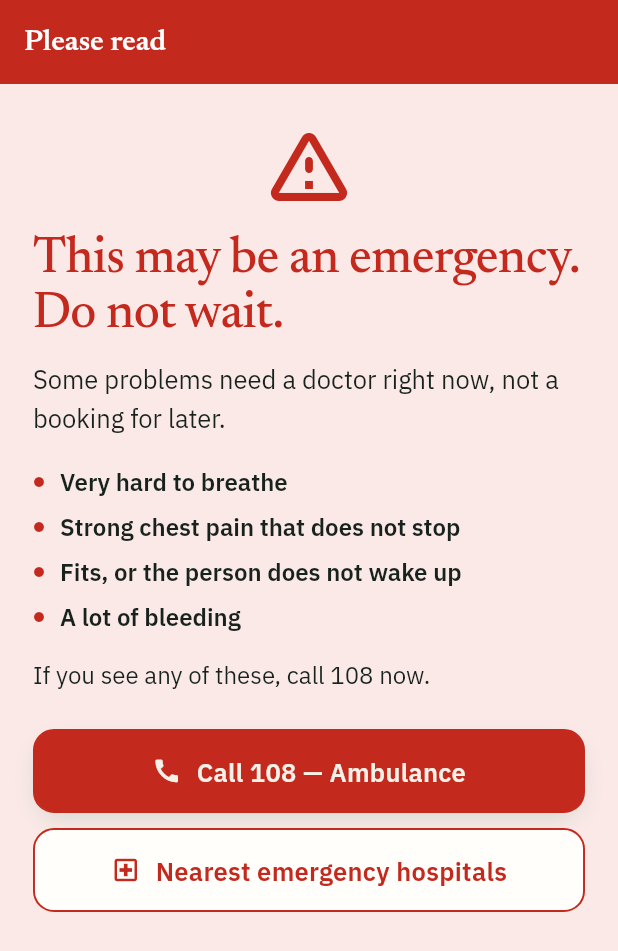
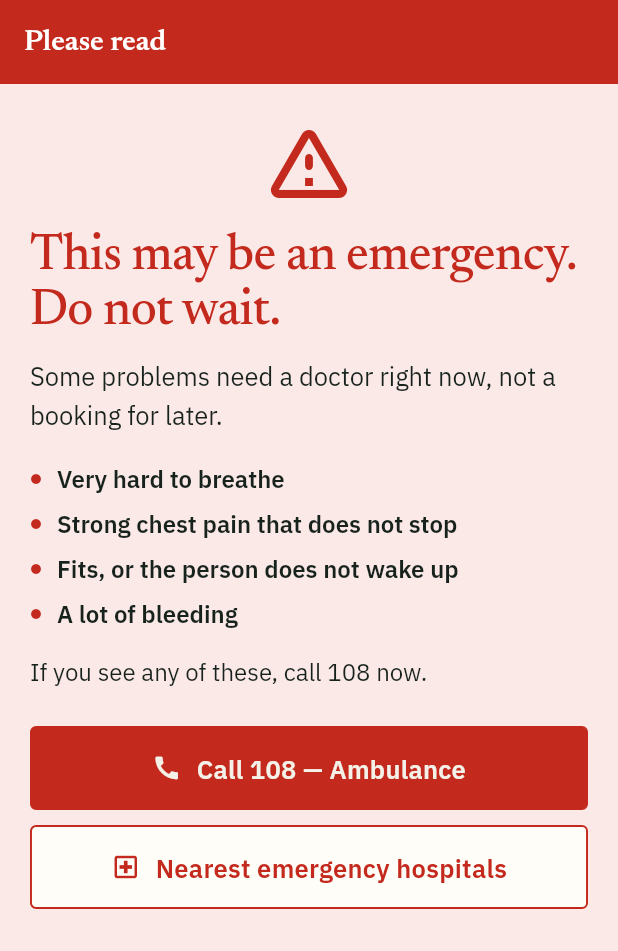
Before and after one commit to Ashok-Dd/opflow-app, a Flutter app: the DangerScreen screen opened by its route, on a phone screen of 412 x 824 dp. Shown: the top 951 px of the screen. Run offline on Flutter 3.47's test engine with Material 3 defaults, Android fonts, the phone set to English and light mode, and no system bars; drawn by our look-alikes of flutter_animate; our stand-ins replace firebase_core, firebase_messaging, flutter_local_notifications, flutter_riverpod, flutter_secure_storage, geocoding and 6 more; missing offline and left inert: dart:js_interop, razorpay_flutter; accounts and stored records are empty.

Commit message:
Back to the first version's look; compact doctor cards; Oncology
- Small, exact corners (4 px controls, 6 px cards), crisp hairline borders
  instead of soft shadows, flat bars with a top rule, the original deep
  forest green (#0B3A2E) — the first version's printed-form look
- The first version's Material icons for the types of doctor (the medical
  icon font is removed); new type "Cancer doctor" (Oncology)
- Doctor cards in lists are about half as tall, with everything kept
- "1 doctor" / "N doctors"

Co-Authored-By: Claude Opus 5.5 <noreply@anthropic.com>

```diff
--- a/assets/fonts/OpflowMedIcons-LICENSE.txt
+++ /dev/null
@@ -1,3 +0,0 @@
-OpflowMedIcons.ttf is a subset of Google's Material Symbols (Outlined, weight 400, fill 0), made with fontTools.
-Material Symbols: https://github.com/google/material-design-icons, Apache License 2.0
-(https://www.apache.org/licenses/LICENSE-2.0).
--- a/lib/data/push.dart
+++ b/lib/data/push.dart
@@ -169,7 +169,7 @@ class Push {
               importance: Importance.high,
               priority: Priority.high,
               icon: 'ic_stat_opflow',
-              color: Color(0xFF1F7A5C),
+              color: Color(0xFF0B3A2E),
               styleInformation: DefaultStyleInformation(true, true),
             ),
           ),
--- a/lib/features/doctor/doctor_shell.dart
+++ b/lib/features/doctor/doctor_shell.dart
@@ -214,7 +214,7 @@ class _Bell extends ConsumerWidget {
                     alignment: Alignment.center,
                     decoration: BoxDecoration(
                       color: OpColors.alarm,
-                      borderRadius: BorderRadius.circular(9),
+                      borderRadius: BorderRadius.circular(3),
                       border: Border.all(color: OpColors.forest, width: 1.5),
                     ),
                     child: Text(n > 9 ? '9+' : '$n', style: OpText.smallStrong.copyWith(color: Colors.white, fontSize: 10.5, height: 1)),
--- a/lib/features/patient/find/find.dart
+++ b/lib/features/patient/find/find.dart
@@ -4,6 +4,7 @@ import 'package:flutter/material.dart';
 import 'package:go_router/go_router.dart';
 
 import '../../../mock/data.dart';
+import '../../../mock/format.dart' show doctorsCount;
 import '../../../mock/models.dart';
 import '../../../theme/text.dart';
 import '../../../theme/tokens.dart';
@@ -154,7 +155,7 @@ class _FindTabState extends State<FindTab> {
               MenuRow(
                 icon: t.icon,
                 title: t.simple,
-                detail: '{0} · {1} doctors'.trf([t.proper, MockData.doctorsOfType(t.id).length]),
+                detail: '{0} · {1}'.trf([t.proper, doctorsCount(MockData.doctorsOfType(t.id).length)]),
                 onTap: () => context.push('/doctors?type=${t.id}'),
               ),
           ],
--- a/lib/features/patient/home.dart
+++ b/lib/features/patient/home.dart
@@ -330,7 +330,7 @@ class _Bell extends StatelessWidget {
                     padding: const EdgeInsets.symmetric(horizontal: 5, vertical: 1),
                     decoration: BoxDecoration(
                       color: OpColors.alarm,
-                      borderRadius: BorderRadius.circular(9),
+                      borderRadius: BorderRadius.circular(3),
                       border: Border.all(color: OpColors.card, width: 1.5),
                     ),
                     child: Text('$count', style: OpText.mono(11, color: Colors.white, weight: FontWeight.w600)),
--- a/lib/l10n/te.dart
+++ b/lib/l10n/te.dart
@@ -938,4 +938,8 @@ const te = <String, String>{
   'No money was taken. Your place is kept for a few minutes: open My bookings to pay again.': 'డబ్బు తీసుకోలేదు. మీ స్థానం కొన్ని నిమిషాలు ఉంచుతాం: మళ్లీ చెల్లించడానికి నా బుకింగ్‌లు తెరవండి.',
   'Please check My bookings in a minute. If money was taken and there is no booking, it comes back automatically.': 'ఒక నిమిషంలో నా బుకింగ్‌లు చూడండి. డబ్బు తీసుకుని బుకింగ్ లేకపోతే, అది ఆటోమేటిక్‌గా తిరిగి వస్తుంది.',
   'Check again': 'మళ్లీ చూడండి',
+  'Cancer doctor': 'క్యాన్సర్ డాక్టర్',
+  'Oncology': 'ఆంకాలజీ',
+  '1 doctor': '1 డాక్టర్',
+  '{0} doctors': '{0} డాక్టర్లు',
 };
--- a/lib/mock/data.dart
+++ b/lib/mock/data.dart
@@ -1,6 +1,5 @@
 import 'package:flutter/material.dart';
 
-import '../theme/med_icons.dart';
 import 'format.dart';
 import 'models.dart';
 import '../data/config.dart';
@@ -9,21 +8,22 @@ import '../data/remote.dart';
 /// Fake catalogue for the UI build. Every name, number and hospital here is made up.
 abstract final class MockData {
   static List<DoctorType> types = const <DoctorType>[
-    DoctorType('general', 'General doctor', 'General Medicine', MedIcons.stethoscope),
-    DoctorType('child', 'Child doctor', 'Pediatrics', MedIcons.pediatrics),
-    DoctorType('women', "Women's doctor", 'Gynecology & Obstetrics', MedIcons.gynecology),
-    DoctorType('skin', 'Skin doctor', 'Dermatology', MedIcons.dermatology),
-    DoctorType('bone', 'Bone doctor', 'Orthopedics', MedIcons.orthopedics),
-    DoctorType('eye', 'Eye doctor', 'Ophthalmology', MedIcons.ophthalmology),
-    DoctorType('ent', 'Ear-nose-throat doctor', 'ENT', MedIcons.ent),
-    DoctorType('teeth', 'Teeth doctor', 'Dentistry', MedIcons.dentistry),
-    DoctorType('heart', 'Heart doctor', 'Cardiology', MedIcons.cardiology),
-    DoctorType('brain', 'Brain and nerve doctor', 'Neurology', MedIcons.neurology),
-    DoctorType('mind', 'Mind doctor', 'Psychiatry', MedIcons.psychiatry),
-    DoctorType('stomach', 'Stomach doctor', 'Gastroenterology', MedIcons.gastroenterology),
-    DoctorType('lungs', 'Lungs doctor', 'Pulmonology', MedIcons.pulmonology),
-    DoctorType('kidney', 'Urine and kidney doctor', 'Urology', MedIcons.urology),
-    DoctorType('surgeon', 'Surgeon', 'General Surgery', MedIcons.surgical),
+    DoctorType('general', 'General doctor', 'General Medicine', Icons.medical_services_outlined),
+    DoctorType('child', 'Child doctor', 'Pediatrics', Icons.child_care),
+    DoctorType('women', "Women's doctor", 'Gynecology & Obstetrics', Icons.pregnant_woman),
+    DoctorType('skin', 'Skin doctor', 'Dermatology', Icons.face_retouching_natural),
+    DoctorType('bone', 'Bone doctor', 'Orthopedics', Icons.accessibility_new),
+    DoctorType('eye', 'Eye doctor', 'Ophthalmology', Icons.visibility_outlined),
+    DoctorType('ent', 'Ear-nose-throat doctor', 'ENT', Icons.hearing),
+    DoctorType('teeth', 'Teeth doctor', 'Dentistry', Icons.emoji_emotions_outlined),
+    DoctorType('heart', 'Heart doctor', 'Cardiology', Icons.favorite_border),
+    DoctorType('brain', 'Brain and nerve doctor', 'Neurology', Icons.psychology_outlined),
+    DoctorType('mind', 'Mind doctor', 'Psychiatry', Icons.self_improvement),
+    DoctorType('stomach', 'Stomach doctor', 'Gastroenterology', Icons.restaurant_outlined),
+    DoctorType('lungs', 'Lungs doctor', 'Pulmonology', Icons.air),
+    DoctorType('kidney', 'Urine and kidney doctor', 'Urology', Icons.water_drop_outlined),
+    DoctorType('surgeon', 'Surgeon', 'General Surgery', Icons.healing),
+    DoctorType('cancer', 'Cancer doctor', 'Oncology', Icons.volunteer_activism_outlined),
   ];
 
   /// The eight shown on the patient Home screen.
--- a/lib/mock/format.dart
+++ b/lib/mock/format.dart
@@ -95,6 +95,9 @@ String rupees(num amount) {
 /// "1 person" / "3 people"
 String people(int n) => n == 1 ? '1 person'.tr : '{0} people'.trf([n]);
 
+/// "1 doctor" / "3 doctors".
+String doctorsCount(int n) => n == 1 ? '1 doctor'.tr : '{0} doctors'.trf([n]);
+
 /// 9876543210 → "98xxxxx210"
 String maskPhone(String phone) {
   final digits = phone.replaceAll(RegExp(r'\D'), '');
--- a/lib/theme/med_icons.dart
+++ /dev/null
@@ -1,23 +0,0 @@
-import 'package:flutter/widgets.dart';
-
-/// Medical icons for the types of doctor, in OPflow's own small icon font (assets/fonts/OpflowMedIcons.ttf):
-/// Google's Material Symbols (Apache 2.0), fixed to one style and cut down to these icons only. A fixed font
-/// is used because trimming the big variable font at build time blanked some of these glyphs on phones.
-abstract final class MedIcons {
-  static const _f = 'OpflowMedIcons';
-  static const stethoscope = IconData(0xf805, fontFamily: _f);
-  static const pediatrics = IconData(0xe11d, fontFamily: _f);
-  static const gynecology = IconData(0xe0f4, fontFamily: _f);
-  static const dermatology = IconData(0xe0a7, fontFamily: _f);
-  static const orthopedics = IconData(0xf897, fontFamily: _f);
-  static const ophthalmology = IconData(0xe115, fontFamily: _f);
-  static const ent = IconData(0xe0aa, fontFamily: _f);
-  static const dentistry = IconData(0xe0a6, fontFamily: _f);
-  static const cardiology = IconData(0xe09c, fontFamily: _f);
-  static const neurology = IconData(0xe10e, fontFamily: _f);
-  static const psychiatry = IconData(0xe123, fontFamily: _f);
-  static const gastroenterology = IconData(0xe0f1, fontFamily: _f);
-  static const pulmonology = IconData(0xe124, fontFamily: _f);
-  static const urology = IconData(0xe137, fontFamily: _f);
-  static const surgical = IconData(0xe131, fontFamily: _f);
-}
--- a/lib/theme/tokens.dart
+++ b/lib/theme/tokens.dart
@@ -4,19 +4,19 @@ import 'package:flutter/material.dart';
 abstract final class OpColors {
   static const paper = Color(0xFFF4F1E8);
   static const paperDeep = Color(0xFFE8E3D4);
-  static const card = Color(0xFFFFFEFB);
+  static const card = Color(0xFFFFFDF7);
   static const ink = Color(0xFF17221D);
   static const inkSoft = Color(0xFF4B574F);
   static const inkFaint = Color(0xFF7D867F);
   static const line = Color(0xFFD5CFBD);
 
-  /// Softer hairline for card edges (the shadow does most of the work).
-  static const lineSoft = Color(0xFFE9E3D5);
+  /// Card edges: the same crisp hairline as everything else (the first version's printed-form look).
+  static const lineSoft = line;
 
-  static const forest = Color(0xFF1F7A5C);
-  static const pine = Color(0xFF17654B);
-  static const fern = Color(0xFF1A6F52);
-  static const leaf = Color(0xFF8ED6A6);
+  static const forest = Color(0xFF0B3A2E);
+  static const pine = Color(0xFF0F5140);
+  static const fern = Color(0xFF1A7550);
+  static const leaf = Color(0xFF5CC27F);
   static const mint = Color(0xFFDCECE1);
 
   static const amber = Color(0xFF946300);
@@ -26,13 +26,13 @@ abstract final class OpColors {
   static const alarmWash = Color(0xFFFBE9E7);
 }
 
-/// Corners: soft and friendly, the same few sizes everywhere.
+/// Corners: small and exact, like a printed OPD form (the first version). Never big rounded corners.
 abstract final class OpRadius {
-  static const small = 10.0; // tags, badges, small tiles
-  static const chip = 12.0;
-  static const control = 14.0; // buttons, fields
-  static const card = 18.0;
-  static const sheet = 24.0; // bottom sheets, the tab bar
+  static const small = 3.0; // tags, badges, small tiles
+  static const chip = 4.0;
+  static const control = 4.0; // buttons, fields
+  static const card = 6.0;
+  static const sheet = 6.0; // bottom sheets, the tab bar
   static final smallAll = BorderRadius.circular(small);
   static final chipAll = BorderRadius.circular(chip);
   static final controlAll = BorderRadius.circular(control);
@@ -40,26 +40,16 @@ abstract final class OpRadius {
   static final sheetTop = const BorderRadius.vertical(top: Radius.circular(sheet));
 }
 
-/// Soft, layered shadows (a tight contact shadow + a wide ambient one), tinted with the forest green.
+/// No soft shadows (the first version): cards and bars are drawn with hairline rules instead.
 abstract final class OpShadow {
-  static const card = [
-    BoxShadow(color: Color(0x0D1F7A5C), blurRadius: 2, offset: Offset(0, 1)),
-    BoxShadow(color: Color(0x121F7A5C), blurRadius: 18, offset: Offset(0, 6), spreadRadius: -4),
-  ];
-  static const raised = [
-    BoxShadow(color: Color(0x141F7A5C), blurRadius: 3, offset: Offset(0, 1)),
-    BoxShadow(color: Color(0x1F1F7A5C), blurRadius: 28, offset: Offset(0, 12), spreadRadius: -6),
-  ];
-  static const button = [
-    BoxShadow(color: Color(0x331F7A5C), blurRadius: 14, offset: Offset(0, 6), spreadRadius: -4),
-  ];
-  static const bar = [
-    BoxShadow(color: Color(0x141F7A5C), blurRadius: 24, offset: Offset(0, -4), spreadRadius: -6),
-  ];
+  static const card = <BoxShadow>[];
+  static const raised = <BoxShadow>[];
+  static const button = <BoxShadow>[];
+  static const bar = <BoxShadow>[];
 }
 
 abstract final class OpSpace {
-  static const gutter = 22.0;
+  static const gutter = 20.0;
   static const buttonHeight = 56.0;
 }
 
--- a/lib/widgets/bits.dart
+++ b/lib/widgets/bits.dart
@@ -226,8 +226,8 @@ class BottomBar extends StatelessWidget {
     return Container(
       decoration: BoxDecoration(
         color: OpColors.card,
-        borderRadius: OpRadius.sheetTop,
-        boxShadow: OpShadow.bar,
+        // A flat bar with one hairline on top (the first version's printed-form look).
+        border: Border(top: BorderSide(color: OpColors.line)),
       ),
       padding: const EdgeInsets.fromLTRB(OpSpace.gutter, 14, OpSpace.gutter, 12),
       child: SafeArea(top: false, child: child),
--- a/pubspec.yaml
+++ b/pubspec.yaml
@@ -93,10 +93,6 @@ flutter:
           weight: 600
     # Telugu letters (the fonts above have none). Used as a fallback, so English keeps its own fonts.
     # Noto Sans Telugu, SIL Open Font License 1.1.
-    # Medical icons for the types of doctor (Material Symbols subset, Apache 2.0; see OpflowMedIcons-LICENSE.txt).
-    - family: OpflowMedIcons
-      fonts:
-        - asset: assets/fonts/OpflowMedIcons.ttf
     - family: NotoSansTelugu
       fonts:
         - asset: assets/fonts/NotoSansTelugu.ttf
```
Also changed, not shown: lib/features/patient/patient_shell.dart (+4 -4 lines), lib/theme/theme.dart (+6 -6 lines), lib/widgets/doctor_card.dart (+79 -114 lines), assets/fonts/OpflowMedIcons.ttf (deleted).
